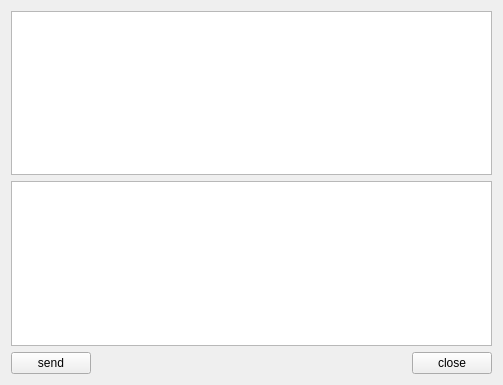
Qt form 14_TcpSocket/serverwidget.ui (whyzzd/QtStudy) before a commit.
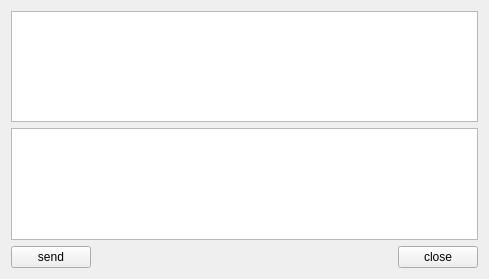
The same form after that commit.

```diff
--- a/14_TcpSocket/serverwidget.ui
+++ b/14_TcpSocket/serverwidget.ui
@@ -6,8 +6,8 @@
    <rect>
     <x>0</x>
     <y>0</y>
-    <width>503</width>
-    <height>385</height>
+    <width>489</width>
+    <height>279</height>
    </rect>
   </property>
   <property name="windowTitle">
@@ -38,7 +38,7 @@
      </property>
      <property name="sizeHint" stdset="0">
       <size>
-       <width>320</width>
+       <width>306</width>
        <height>20</height>
       </size>
      </property>
```
Left out of the diff: 4 changed lines with no effect on the pictures.
